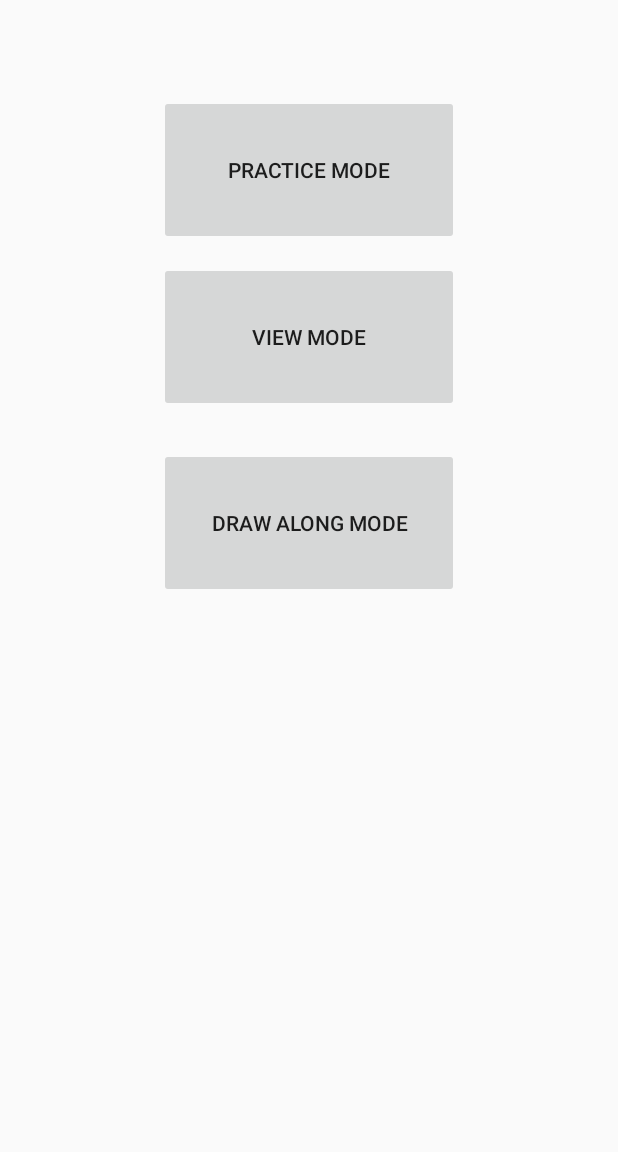
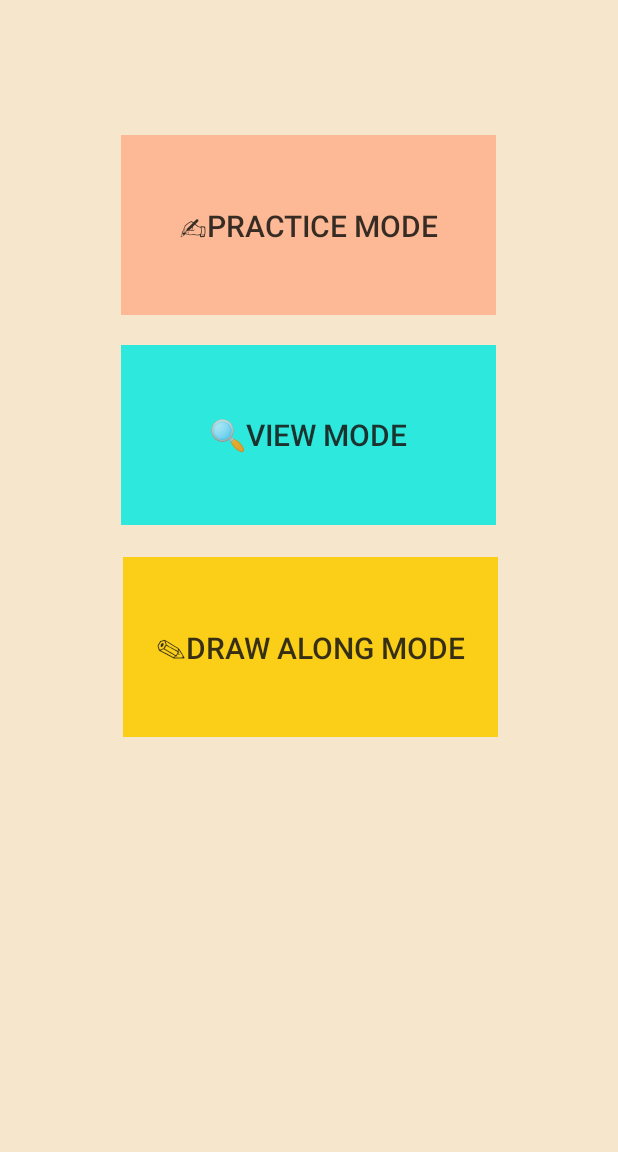
Before and after one commit to PhuongKDo/Drawing-Android-Application, an Android app: the screen it shows after launch (MainActivity), on a phone screen of 412 x 824 dp, the part 84-1236 px from its top. Run offline under Robolectric (Android 15) with nearby library versions, the phone set to English and light mode, and no system bars.

Commit message:
updated ui color and added tentative save button

```diff
--- a/app/build.gradle
+++ b/app/build.gradle
@@ -28,4 +28,6 @@ dependencies {
     androidTestImplementation 'com.android.support.test.espresso:espresso-core:3.0.1'
     compile 'com.github.yukuku:ambilwarna:2.0.1'
     compile 'com.github.chrisbanes:PhotoView:2.1.3'
+    implementation 'com.github.douglasjunior:android-simple-tooltip:0.2.3'
+
 }
--- a/app/src/main/AndroidManifest.xml
+++ b/app/src/main/AndroidManifest.xml
@@ -1,7 +1,8 @@
 <?xml version="1.0" encoding="utf-8"?>
 <manifest xmlns:android="http://schemas.android.com/apk/res/android"
     package="com.example.fatla.mooncatcanvas">
-
+    <uses-permission android:name="android.permission.READ_EXTERNAL_STORAGE" />
+    <uses-permission android:name="android.permission.WRITE_EXTERNAL_STORAGE"/>
     <application
         android:allowBackup="true"
         android:icon="@mipmap/ic_launcher"
--- a/app/src/main/java/com/example/fatla/mooncatcanvas/MainActivity.java
+++ b/app/src/main/java/com/example/fatla/mooncatcanvas/MainActivity.java
@@ -1,8 +1,8 @@
 package com.example.fatla.mooncatcanvas;
 
 import android.content.Intent;
+import android.os.Bundle;
 import android.support.v7.app.AppCompatActivity;
-import android.os.Bundle;
 import android.view.View;
 import android.widget.Button;
 
--- a/app/src/main/java/com/example/fatla/mooncatcanvas/ModePractice.java
+++ b/app/src/main/java/com/example/fatla/mooncatcanvas/ModePractice.java
@@ -1,15 +1,13 @@
 package com.example.fatla.mooncatcanvas;
 
 import android.content.Context;
-import android.graphics.Color;
+import android.os.Bundle;
 import android.support.v4.content.ContextCompat;
 import android.support.v7.app.AppCompatActivity;
-import android.os.Bundle;
 import android.view.View;
 import android.view.ViewGroup;
 import android.widget.Button;
 import android.widget.ImageSwitcher;
-import android.graphics.Canvas;
 import android.widget.ImageView;
 import android.widget.TextView;
 import android.widget.Toast;
--- a/app/src/main/java/com/example/fatla/mooncatcanvas/ModeView.java
+++ b/app/src/main/java/com/example/fatla/mooncatcanvas/ModeView.java
@@ -1,13 +1,10 @@
 package com.example.fatla.mooncatcanvas;
 
+import android.os.Bundle;
 import android.support.v7.app.AppCompatActivity;
-import android.os.Bundle;
 import android.view.View;
-import android.view.ViewGroup;
 import android.widget.Button;
 import android.widget.ImageSwitcher;
-import android.widget.ImageView;
-import android.widget.ViewSwitcher;
 
 import com.github.chrisbanes.photoview.PhotoView;
 
--- /dev/null
+++ b/app/src/main/res/drawable/roundcorner.xml
@@ -0,0 +1,6 @@
+<?xml version="1.0" encoding="utf-8"?>
+<shape
+    xmlns:android="http://schemas.android.com/apk/res/android">android:shape="rectangle">
+    <solid android:color="#47D476"/>
+    <corners android:radius="8dp"/>
+</shape>
--- a/app/src/main/res/layout/activity_main.xml
+++ b/app/src/main/res/layout/activity_main.xml
@@ -4,41 +4,56 @@
     xmlns:tools="http://schemas.android.com/tools"
     android:layout_width="match_parent"
     android:layout_height="match_parent"
+    android:background="#f5e6cc"
     tools:context="com.example.fatla.mooncatcanvas.MainActivity">
-
 
     <Button
         android:id="@+id/button"
-        android:layout_width="200dp"
-        android:layout_height="100dp"
+        android:layout_width="250dp"
+        android:layout_height="120dp"
+        android:layout_alignStart="@+id/button2"
         android:layout_alignLeft="@+id/button2"
         android:layout_alignParentTop="true"
-        android:layout_alignStart="@+id/button2"
-        android:layout_marginTop="63dp"
-        android:text="Practice Mode"
+        android:layout_marginStart="0dp"
+        android:layout_marginLeft="0dp"
+        android:layout_marginTop="90dp"
+        android:alpha="0.9"
+        android:background="#ffb48f"
+        android:text="✍Practice Mode"
+        android:textColorLink="#00FF1313"
+        android:textSize="20dp"
         tools:layout_editor_absoluteX="148dp"
         tools:layout_editor_absoluteY="124dp" />
 
     <Button
         android:id="@+id/button2"
-        android:layout_width="200dp"
-        android:layout_height="100dp"
+        android:layout_width="250dp"
+        android:layout_height="120dp"
         android:layout_below="@+id/button"
         android:layout_centerHorizontal="true"
-        android:layout_marginTop="11dp"
-        android:text="View Mode"
+        android:layout_marginTop="20dp"
+        android:alpha="0.9"
+        android:background="#17e9e0"
+        android:text="🔍View Mode"
+        android:textSize="20dp"
         tools:layout_editor_absoluteX="148dp"
         tools:layout_editor_absoluteY="231dp" />
 
     <Button
         android:id="@+id/button3"
-        android:layout_width="200dp"
-        android:layout_height="100dp"
+        android:layout_width="250dp"
+        android:layout_height="120dp"
+        android:layout_below="@+id/button2"
+        android:layout_alignStart="@+id/button2"
         android:layout_alignLeft="@+id/button2"
-        android:layout_alignStart="@+id/button2"
-        android:layout_below="@+id/button2"
-        android:layout_marginTop="24dp"
-        android:text="Draw Along Mode"
+        android:layout_marginStart="1dp"
+        android:layout_marginLeft="1dp"
+        android:layout_marginTop="21dp"
+        android:layout_marginBottom="20dp"
+        android:alpha="0.9"
+        android:background="#fccd04"
+        android:text="✎Draw Along Mode"
+        android:textSize="20dp"
         tools:layout_editor_absoluteX="148dp"
         tools:layout_editor_absoluteY="231dp" />
 
--- a/app/src/main/res/layout/activity_mode_practice.xml
+++ b/app/src/main/res/layout/activity_mode_practice.xml
@@ -4,6 +4,7 @@
     xmlns:tools="http://schemas.android.com/tools"
     android:layout_width="match_parent"
     android:layout_height="match_parent"
+    android:background="@drawable/gradient"
     tools:context="com.example.fatla.mooncatcanvas.ModePractice">
 
     <ImageSwitcher
--- a/app/src/main/res/layout/activity_mode_view.xml
+++ b/app/src/main/res/layout/activity_mode_view.xml
@@ -4,6 +4,7 @@
     xmlns:tools="http://schemas.android.com/tools"
     android:layout_width="match_parent"
     android:layout_height="match_parent"
+    android:background="@drawable/gradient"
     tools:context="com.example.fatla.mooncatcanvas.ModeView">
 
     <com.github.chrisbanes.photoview.PhotoView
@@ -18,6 +19,7 @@
         android:id="@+id/b_prevV"
         android:layout_width="150dp"
         android:layout_height="50dp"
+
         android:layout_alignParentBottom="true"
         android:layout_alignParentLeft="true"
         android:layout_alignParentStart="true"
--- a/build.gradle
+++ b/build.gradle
@@ -7,7 +7,7 @@ buildscript {
         jcenter()
     }
     dependencies {
-        classpath 'com.android.tools.build:gradle:3.0.1'
+        classpath 'com.android.tools.build:gradle:3.5.0'
 
 
         // NOTE: Do not place your application dependencies here; they belong
```
Also changed, not shown: app/src/main/java/com/example/fatla/mooncatcanvas/CanvasView.java (+5 -6 lines), app/src/main/java/com/example/fatla/mooncatcanvas/ModeDrawAlong.java (+43 -4 lines), app/src/main/res/drawable/gradient.xml (added, +9 -0 lines), app/src/main/res/drawable/gradient2.xml (added, +9 -0 lines), app/src/main/res/layout/activity_mode_draw_along.xml (+11 -2 lines), app/src/main/res/drawable/mooncat1.png (added), app/src/main/res/drawable/mooncatmascot.png (added), gradle/wrapper/gradle-wrapper.properties.
